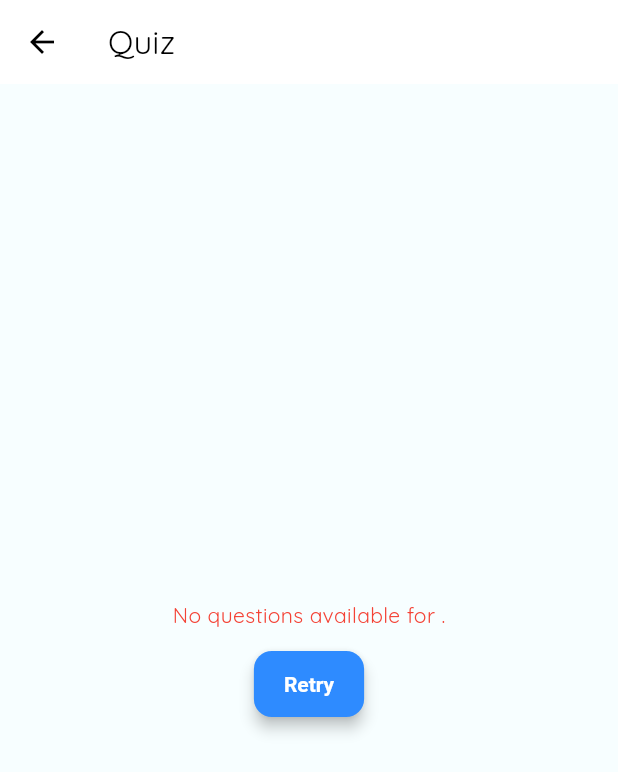
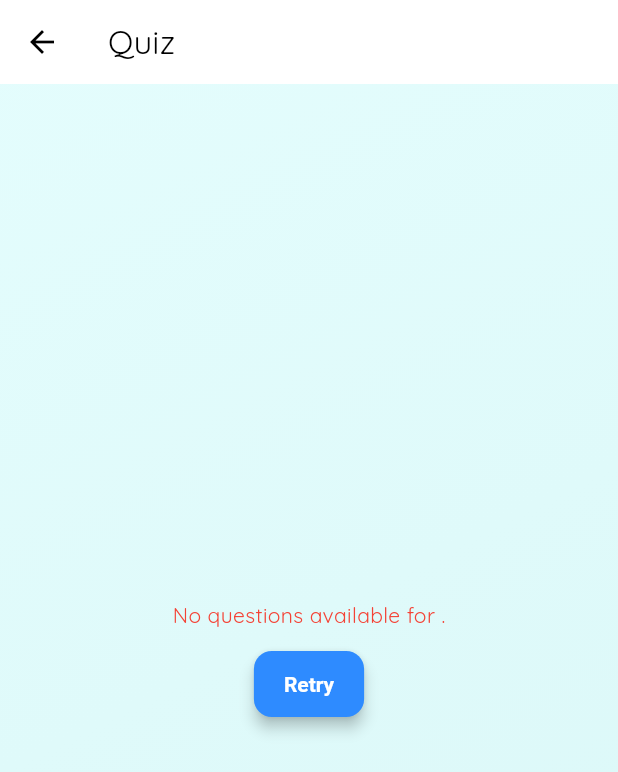
Before and after one commit to Azathulhu/SimpleFlutterGame, a Flutter app: the QuizPage screen opened directly with empty values, on a phone screen of 412 x 824 dp. Shown: the top 772 px of the screen. Run offline on Flutter 3.47's test engine with Material 3 defaults, Android fonts, the phone set to English and light mode, and no system bars; our stand-ins replace confetti, fluttertoast, google_fonts, supabase_flutter; accounts and stored records are empty.

Commit message:
Update quiz_page.dart

```diff
--- a/lib/pages/quiz_page.dart
+++ b/lib/pages/quiz_page.dart
@@ -25,7 +25,6 @@ class _QuizPageState extends State<QuizPage> with SingleTickerProviderStateMixin
   late AnimationController _controller;
   late ConfettiController _confettiController;
 
-  // progression threshold: percent to unlock next level
   static const double unlockThreshold = 0.6; // 60%
 
   @override
@@ -44,7 +43,10 @@ class _QuizPageState extends State<QuizPage> with SingleTickerProviderStateMixin
   }
 
   Future<void> _load() async {
-    setState(() { loading = true; errorMessage = null; });
+    setState(() {
+      loading = true;
+      errorMessage = null;
+    });
     final fetched = await quizService.fetchQuestions(widget.level, 5);
     if (fetched.isEmpty) {
       setState(() {
@@ -53,7 +55,10 @@ class _QuizPageState extends State<QuizPage> with SingleTickerProviderStateMixin
       });
       return;
     }
-    setState(() { questions = fetched; loading = false; });
+    setState(() {
+      questions = fetched;
+      loading = false;
+    });
     _controller.forward();
   }
 
@@ -61,18 +66,15 @@ class _QuizPageState extends State<QuizPage> with SingleTickerProviderStateMixin
     final current = questions[currentIndex];
     final correct = current.answer == selected;
     if (correct) score++;
-    // animate a small success
     _controller.forward(from: 0);
     if (currentIndex < questions.length - 1) {
       setState(() => currentIndex++);
     } else {
-      // Completed quiz
       _onComplete();
     }
   }
 
   Future<void> _onComplete() async {
-    // submit score first
     final user = auth.currentUser;
     if (user != null) {
       await quizService.submitScore(userId: user.id, score: score, level: widget.level);
@@ -81,7 +83,6 @@ class _QuizPageState extends State<QuizPage> with SingleTickerProviderStateMixin
     final unlockedNext = (widget.level == 'easy' && percent >= unlockThreshold) ||
         (widget.level == 'medium' && percent >= unlockThreshold);
     if (unlockedNext) {
-      // unlock the next level if applicable
       final next = widget.level == 'easy' ? 'medium' : (widget.level == 'medium' ? 'hard' : null);
       if (next != null) {
         await auth.unlockLevel(next);
@@ -89,7 +90,6 @@ class _QuizPageState extends State<QuizPage> with SingleTickerProviderStateMixin
       _confettiController.play();
     }
 
-    // show result dialog
     if (!mounted) return;
     showDialog(
       context: context,
@@ -101,7 +101,8 @@ class _QuizPageState extends State<QuizPage> with SingleTickerProviderStateMixin
             Text('Score: $score / ${questions.length}'),
             const SizedBox(height: 8),
             Text('Percent: ${(100 * (questions.isEmpty ? 0 : score / questions.length)).toStringAsFixed(0)}%'),
-            if (unlockedNext) Padding(
+            if (unlockedNext)
+              Padding(
                 padding: const EdgeInsets.only(top: 8),
                 child: Text('Congrats — you unlocked the next level!', style: TextStyle(color: AppTheme.primary)),
               ),
@@ -118,7 +119,6 @@ class _QuizPageState extends State<QuizPage> with SingleTickerProviderStateMixin
           TextButton(
             onPressed: () {
               Navigator.of(context).pop();
-              // restart quiz
               setState(() {
                 currentIndex = 0;
                 score = 0;
@@ -136,7 +136,10 @@ class _QuizPageState extends State<QuizPage> with SingleTickerProviderStateMixin
   Widget build(BuildContext context) {
     if (loading) return const Scaffold(body: Center(child: CircularProgressIndicator()));
     if (errorMessage != null) {
-      return Scaffold(
+      return AnimatedGradientBackground(
+        child: GlobalTapRipple(
+          child: Scaffold(
+            backgroundColor: Colors.transparent,
             appBar: AppBar(title: const Text('Quiz')),
             body: Center(
               child: Column(mainAxisSize: MainAxisSize.min, children: [
@@ -145,18 +148,22 @@ class _QuizPageState extends State<QuizPage> with SingleTickerProviderStateMixin
                 ElevatedButton(onPressed: _load, child: const Text('Retry')),
               ]),
             ),
+          ),
+        ),
       );
     }
 
     final q = questions[currentIndex];
     final progress = (currentIndex) / questions.length;
-    return Scaffold(
-      appBar: AppBar(
-        title: Text('${widget.level.toUpperCase()} Quiz'),
-      ),
-      body: Stack(
-        children: [
-          Padding(
+    return AnimatedGradientBackground(
+      child: GlobalTapRipple(
+        child: Scaffold(
+          backgroundColor: Colors.transparent,
+          appBar: AppBar(title: Text('${widget.level.toUpperCase()} Quiz'), backgroundColor: Colors.transparent, elevation: 0),
+          body: Center(
+            child: ConstrainedBox(
+              constraints: const BoxConstraints(maxWidth: 900),
+              child: SingleChildScrollView(
                 padding: const EdgeInsets.all(16),
                 child: Column(
                   children: [
@@ -177,7 +184,8 @@ class _QuizPageState extends State<QuizPage> with SingleTickerProviderStateMixin
                           child: Column(
                             crossAxisAlignment: CrossAxisAlignment.start,
                             children: [
-                          Text('Question ${currentIndex + 1}/${questions.length}', style: const TextStyle(fontSize: 14, color: Colors.black54)),
+                              Text('Question ${currentIndex + 1}/${questions.length}',
+                                  style: const TextStyle(fontSize: 14, color: Colors.black54)),
                               const SizedBox(height: 8),
                               Text(q.text, style: const TextStyle(fontSize: 20, fontWeight: FontWeight.bold)),
                               const SizedBox(height: 16),
@@ -186,7 +194,7 @@ class _QuizPageState extends State<QuizPage> with SingleTickerProviderStateMixin
                                     child: ScaleOnTap(
                                       onTap: () => _answer(opt),
                                       child: ElevatedButton(
-                                onPressed: null,
+                                        onPressed: () => _answer(opt),
                                         style: ElevatedButton.styleFrom(
                                           backgroundColor: Colors.white,
                                           foregroundColor: Colors.black87,
@@ -203,13 +211,9 @@ class _QuizPageState extends State<QuizPage> with SingleTickerProviderStateMixin
                         ),
                       ),
                     ),
-                const Spacer(),
+                    const SizedBox(height: 16),
                     Text('Score: $score', style: const TextStyle(fontSize: 16)),
                     const SizedBox(height: 12),
-              ],
-            ),
-          ),
-          // Confetti overlay
                     Align(
                       alignment: Alignment.topCenter,
                       child: ConfettiWidget(
@@ -224,6 +228,11 @@ class _QuizPageState extends State<QuizPage> with SingleTickerProviderStateMixin
                     ),
                   ],
                 ),
+              ),
+            ),
+          ),
+        ),
+      ),
     );
   }
 }
```
Lines whose indentation alone changed are shown as unchanged.
